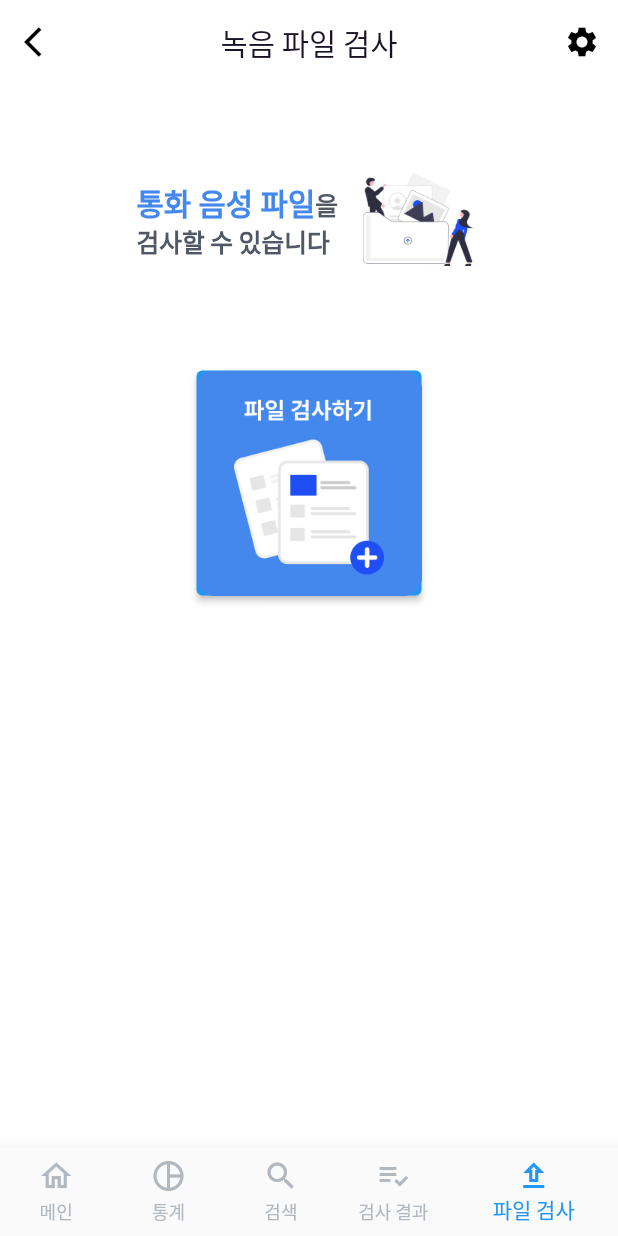
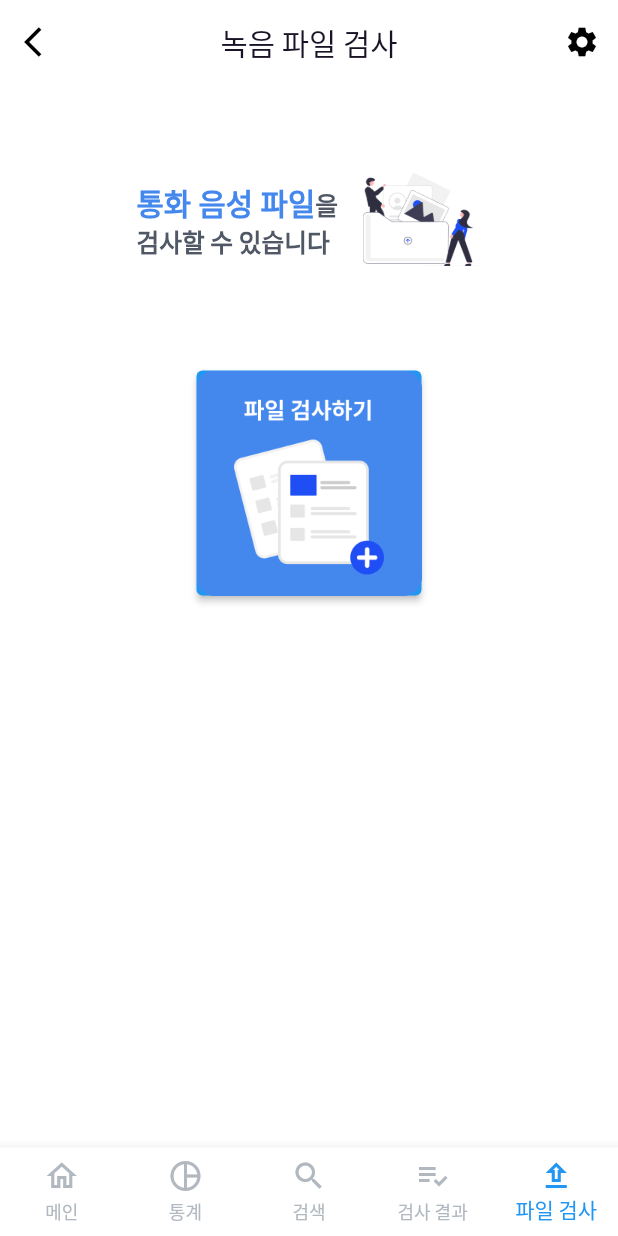
Before and after one commit to 0901jbh/voicepassing, a Flutter app: the AnalyticsScreen screen opened by its route, after a tap on "녹음 파일 검사", on a phone screen of 412 x 824 dp. Run offline on Flutter 3.47's test engine with Material 2 defaults, Android fonts, the phone set to English and light mode, and no system bars; drawn by our look-alikes of styled_text; our stand-ins replace dio, file_picker, fl_chart, flutter_dotenv, permission_handler, vibration; missing offline and left inert: circle_progress_bar, clipboard, flutter_overlay_window, phone_state, unique_device_id; network calls fail.

Commit message:
FEAT/네브바꼼수

```diff
--- a/frontend/voicepassing/lib/services/classify.dart
+++ b/frontend/voicepassing/lib/services/classify.dart
@@ -6,8 +6,10 @@ class Classify {
       return {'type': "기관 사칭형", 'color': ColorStyles.themeRed};
     } else if (num == 2) {
       return {"type": "대출 사기형", 'color': ColorStyles.themeLightBlue};
+    } else if (num == 3) {
+      return {'type': "기타형", 'color': ColorStyles.subDarkGray};
     } else {
-      return {'type': "기타형", 'color': ColorStyles.subDarkGray};
+      return {'type': "정상", 'color': ColorStyles.subDarkGray};
     }
   }
 }
--- a/frontend/voicepassing/lib/widgets/head_bar.dart
+++ b/frontend/voicepassing/lib/widgets/head_bar.dart
@@ -11,7 +11,9 @@ class HeadBar extends StatelessWidget implements PreferredSizeWidget {
 
   @override
   Widget build(BuildContext context) {
-    return AppBar(
+    return Hero(
+      tag: 'headBar',
+      child: AppBar(
         leading: Builder(builder: (BuildContext context) {
           return IconButton(
             icon: const Icon(Icons.arrow_back_ios),
@@ -43,6 +45,7 @@ class HeadBar extends StatelessWidget implements PreferredSizeWidget {
         backgroundColor: Colors.white.withOpacity(1),
         foregroundColor: Colors.black,
         title: title,
+      ),
     );
   }
 
--- a/frontend/voicepassing/lib/widgets/main_widget/main_logo.dart
+++ b/frontend/voicepassing/lib/widgets/main_widget/main_logo.dart
@@ -15,16 +15,19 @@ class MainLogo extends StatelessWidget {
 
   @override
   Widget build(BuildContext context) {
-    return FutureBuilder(
+    return Row(
+      mainAxisAlignment: MainAxisAlignment.center,
+      crossAxisAlignment: CrossAxisAlignment.center,
+      children: [
+        Flexible(
+          flex: 5,
+          child: Container(
+            child: FutureBuilder(
                 future: caseNum,
                 builder: (BuildContext context, AsyncSnapshot snapshot) {
                   if (snapshot.hasData) {
                     return SizedBox(
-              width: 315,
-              child: Row(
-                mainAxisAlignment: MainAxisAlignment.spaceBetween,
-                children: [
-                  Column(
+                      child: Column(
                         crossAxisAlignment: CrossAxisAlignment.start,
                         children: [
                           StyledText(
@@ -47,17 +50,19 @@ class MainLogo extends StatelessWidget {
                           const Text('잡았어요')
                         ],
                       ),
-                  Image.asset(
+                    );
+                  }
+                  return const CircularProgressIndicator();
+                }),
+          ),
+        ),
+        Flexible(
+          flex: 3,
+          child: Image.asset(
             'images/MainImg.png',
-                    height: 110,
+          ),
         )
       ],
-              ),
     );
   }
-          return const Center(
-            child: CircularProgressIndicator(),
-          );
-        });
 }
-}
--- a/frontend/voicepassing/lib/widgets/nav_bar.dart
+++ b/frontend/voicepassing/lib/widgets/nav_bar.dart
@@ -17,7 +17,10 @@ class Navbar extends StatefulWidget {
 class _NavbarState extends State<Navbar> {
   @override
   Widget build(BuildContext context) {
-    return BottomNavigationBar(
+    return Hero(
+      tag: 'Navbar',
+      child: BottomNavigationBar(
+        type: BottomNavigationBarType.fixed,
         backgroundColor: Colors.white,
         showUnselectedLabels: true,
         items: const [
@@ -89,6 +92,7 @@ class _NavbarState extends State<Navbar> {
               break;
           }
         },
+      ),
     );
   }
 }
--- a/frontend/voicepassing/lib/widgets/result/result_detail.dart
+++ b/frontend/voicepassing/lib/widgets/result/result_detail.dart
@@ -60,7 +60,7 @@ class ResultDetailList extends StatelessWidget {
                           fontSize: 15)),
                   Row(crossAxisAlignment: CrossAxisAlignment.end, children: [
                     Text(
-                      '"${category['type']}"',
+                      state == "정상 " ? '"정상"' : '"${category['type']}"',
                       style: TextStyle(
                           fontSize: 24,
                           fontWeight: FontWeight.w700,
@@ -73,7 +73,7 @@ class ResultDetailList extends StatelessWidget {
                             fontSize: 15)),
                   ]),
                   StyledText(
-                      text: crime ? '의심됩니다' : '판단됩니다',
+                      text: crime ? '판단됩니다' : '의심됩니다',
                       style: const TextStyle(
                           fontWeight: FontWeight.w700,
                           color: ColorStyles.textDarkGray,
--- a/frontend/voicepassing/lib/widgets/search_widget/search_detail.dart
+++ b/frontend/voicepassing/lib/widgets/search_widget/search_detail.dart
@@ -64,7 +64,11 @@ class SearchDetail extends StatelessWidget {
       );
     }
     for (ResultModel result in resultList!) {
-      categoryNum[result.type as int] += 1;
+      if (result.type! > 0) {
+        categoryNum[(result.type as int) - 1] += 1;
+      } else {
+        categoryNum[3] += 1;
+      }
     }
     return SingleChildScrollView(
       child: Column(
```
Also changed, not shown: frontend/voicepassing/lib/widgets/result/result_list.dart (+6 -2 lines). Lines whose indentation alone changed are shown as unchanged.
